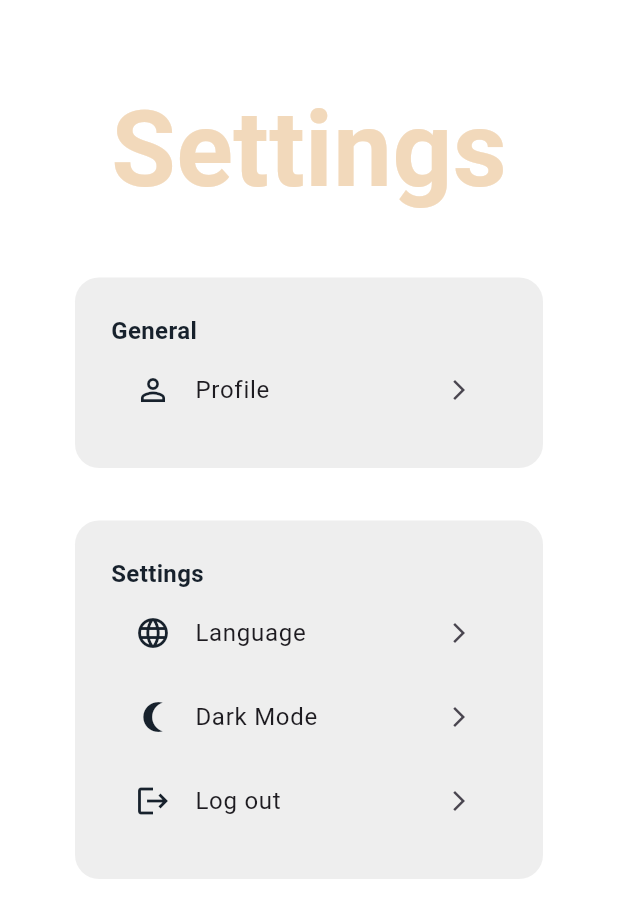
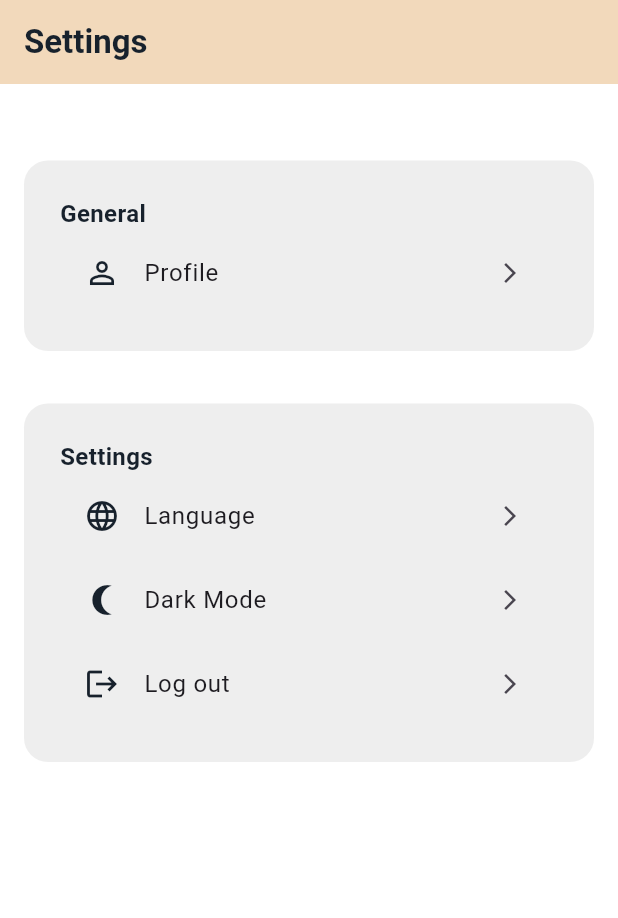
Before and after one commit to Anis0010/settings, a Flutter app: the screen it shows after launch, on a phone screen of 412 x 824 dp. Shown: the top 918 px of the screen. Run offline on Flutter 3.47's test engine with Material 3 defaults, Android fonts, the phone set to English and light mode, and no system bars.

Commit message:
settings_updated

```diff
--- a/lib/screens/pro_screen.dart
+++ b/lib/screens/pro_screen.dart
@@ -8,7 +8,6 @@ class ProScreen extends StatelessWidget {
   @override
   Widget build(BuildContext context) {
     final themeProvider = Provider.of<ThemesProvider>(context);
-
 
     return Consumer<LanguageProvider>(
       builder: (context, languageProvider, child) {
@@ -58,16 +57,17 @@ class ProScreen extends StatelessWidget {
                     ),
                   ),
                   SizedBox(height: 20),
-                  Container(
+                  SizedBox(
+                    width: MediaQuery.of(context).size.width * 0.85, // Set width to 85% of screen width
+                    child: Container(
                       padding: EdgeInsets.all(16.0),
                       decoration: BoxDecoration(
                         color: themeProvider.isDarkMode ? Colors.grey[800] : Colors.grey[200],
                         borderRadius: BorderRadius.circular(10),
                       ),
                       child: Column(
-                      crossAxisAlignment: CrossAxisAlignment.start,
+                        crossAxisAlignment: CrossAxisAlignment.center,
                         children: [
-
                           Text(
                             '${localizations.language}: ${languageProvider.locale.languageCode.toUpperCase()}',
                             style: TextStyle(
@@ -102,6 +102,7 @@ class ProScreen extends StatelessWidget {
                         ],
                       ),
                     ),
+                  ),
                 ],
               ),
             ),
--- a/lib/screens/settings_screen_2.dart
+++ b/lib/screens/settings_screen_2.dart
@@ -14,26 +14,24 @@ class SettingsScreen2 extends StatelessWidget {
     final themeProvider = Provider.of<ThemesProvider>(context);
     final languageProvider = Provider.of<LanguageProvider>(context);
 
-
-    final localizations = S.of(context);
+    final localizations = S.of(context); // Access localized strings
 
     return Scaffold(
       backgroundColor: themeProvider.isDarkMode ? Colors.black : Colors.white,
+      appBar: AppBar(
+        title: Text(
+          localizations.settings,  // Use localized settings title in AppBar
+          style: TextStyle(color: themeProvider.isDarkMode ? Colors.white : Color(0xFF17212C),fontWeight: FontWeight.bold),
+        ),
+        backgroundColor: themeProvider.isDarkMode ? Colors.black : Color(0xFFF2D9BB),
+        iconTheme: IconThemeData(color: themeProvider.isDarkMode ? Colors.white : Color(0xFF17212C)),
+        elevation: 0,
+      ),
       body: Padding(
-        padding: const EdgeInsets.all(50.0),
+        padding: const EdgeInsets.all(16.0),
         child: Column(
           crossAxisAlignment: CrossAxisAlignment.center,
           children: [
-            Center(
-              child: Text(
-                localizations.settings,
-                style: TextStyle(
-                  fontSize: 70.0,
-                  fontWeight: FontWeight.bold,
-                  color: themeProvider.isDarkMode ? Colors.white : Color(0xFFF2D9BB),
-                ),
-              ),
-            ),
             SizedBox(height: 35.0),
             Container(
               decoration: BoxDecoration(
@@ -79,12 +77,15 @@ class SettingsScreen2 extends StatelessWidget {
                         title: localizations.language,
                         icon: Icons.language_outlined,
                         onTap: () {
-
                           showDialog(
                             context: context,
                             builder: (context) {
                               return AlertDialog(
-                                title: Text(localizations.select_language , style: TextStyle(color: themeProvider.isDarkMode ? Colors.white : Color(0xFF17212C),),),
+                                title: Text(
+                                  localizations.select_language,
+                                  style: TextStyle(
+                                      color: themeProvider.isDarkMode ? Colors.white : Color(0xFF17212C)),
+                                ),
                                 content: Column(
                                   mainAxisSize: MainAxisSize.min,
                                   children: [
```
Lines whose indentation alone changed are shown as unchanged.
